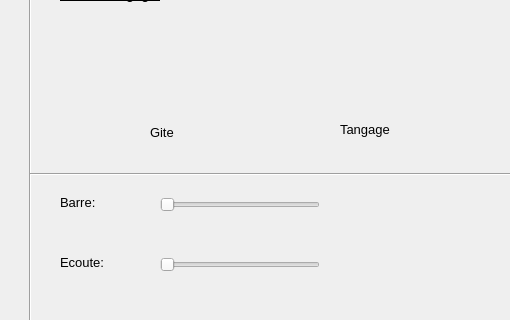
First picture: the form in ihm/forms/mainwindow.ui, repository etiennelndr/ihm_voilierautonome, before the edit; both pictures show x 590 to 1100 and y 485 to 805 of the 1100 by 805 pixel window.
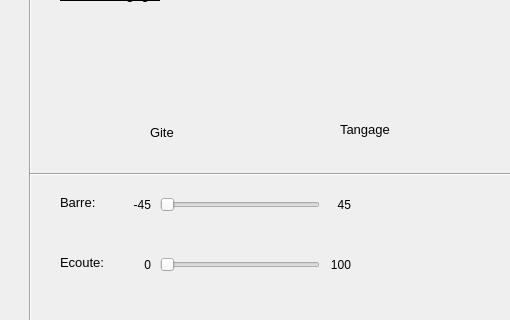
Second picture: the form after the edit. Icons and pictures are not drawn.

What changed in the file:
```diff
--- a/ihm/forms/mainwindow.ui
+++ b/ihm/forms/mainwindow.ui
@@ -520,6 +520,70 @@
      <pixmap resource="../images.qrc">:/img/kisspng-line-black-and-white-angle-point-bold-line-cliparts-5a75a3b3ee1be9.4860955115176590599753.png</pixmap>
     </property>
    </widget>
+   <widget class="QLabel" name="label_14">
+    <property name="geometry">
+     <rect>
+      <x>720</x>
+      <y>660</y>
+      <width>21</width>
+      <height>21</height>
+     </rect>
+    </property>
+    <property name="text">
+     <string>-45</string>
+    </property>
+    <property name="alignment">
+     <set>Qt::AlignRight|Qt::AlignTrailing|Qt::AlignVCenter</set>
+    </property>
+   </widget>
+   <widget class="QLabel" name="label_15">
+    <property name="geometry">
+     <rect>
+      <x>920</x>
+      <y>660</y>
+      <width>21</width>
+      <height>21</height>
+     </rect>
+    </property>
+    <property name="text">
+     <string>45</string>
+    </property>
+    <property name="alignment">
+     <set>Qt::AlignRight|Qt::AlignTrailing|Qt::AlignVCenter</set>
+    </property>
+   </widget>
+   <widget class="QLabel" name="label_16">
+    <property name="geometry">
+     <rect>
+      <x>720</x>
+      <y>720</y>
+      <width>21</width>
+      <height>21</height>
+     </rect>
+    </property>
+    <property name="text">
+     <string>0</string>
+    </property>
+    <property name="alignment">
+     <set>Qt::AlignRight|Qt::AlignTrailing|Qt::AlignVCenter</set>
+    </property>
+   </widget>
+   <widget class="QLabel" name="label_17">
+    <property name="geometry">
+     <rect>
+      <x>920</x>
+      <y>720</y>
+      <width>21</width>
+      <height>21</height>
+     </rect>
+    </property>
+    <property name="text">
+     <string>100</string>
+    </property>
+    <property name="alignment">
+     <set>Qt::AlignRight|Qt::AlignTrailing|Qt::AlignVCenter</set>
+    </property>
+   </widget>
   </widget>
   <widget class="QMenuBar" name="menuBar">
    <property name="geometry">
```
